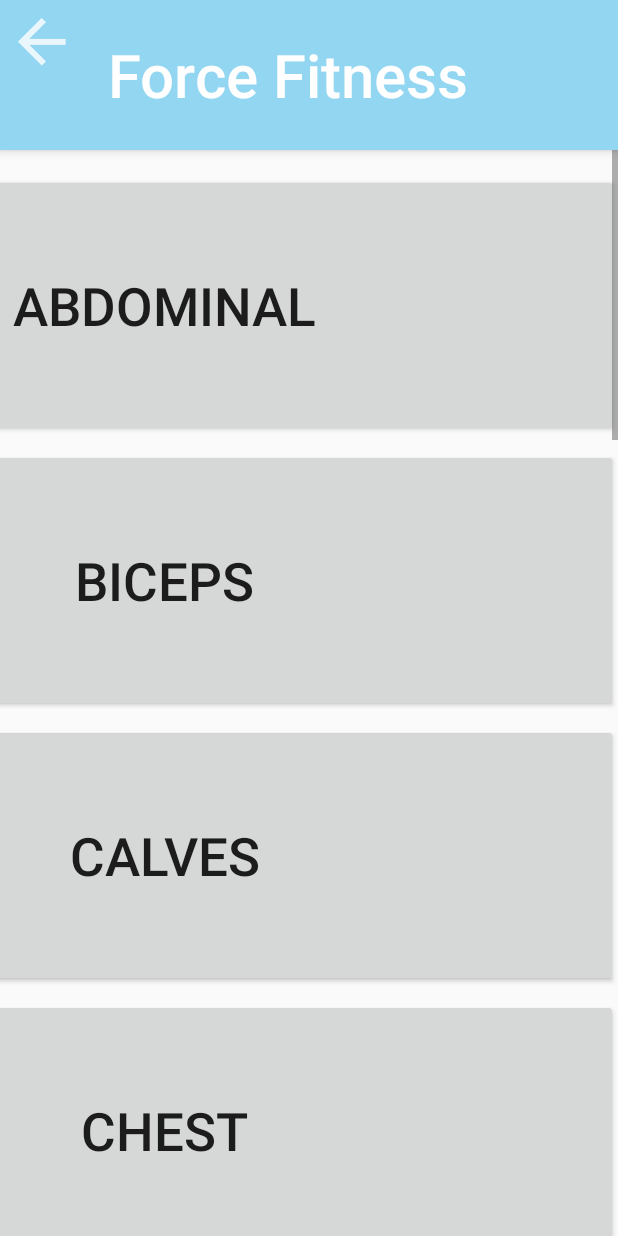
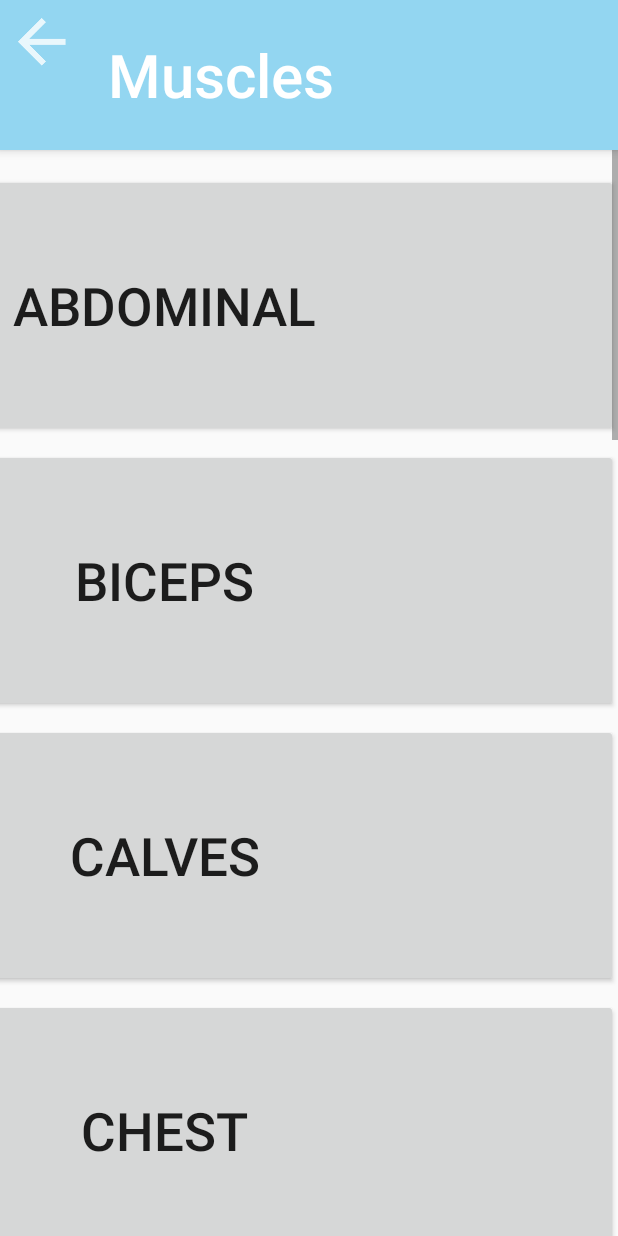
Before and after one commit to Jeremylol/ForceFitness, an Android app: the MuscleActivity screen opened directly, with no data from a screen before it, on a phone screen of 412 x 824 dp. Run offline under Robolectric (Android 15) with nearby library versions, the phone set to English and light mode, and no system bars.

Commit message:
Update- Jeremy

```diff
--- a/app/src/main/java/org/staysee/forcefitness/MuscleActivity.java
+++ b/app/src/main/java/org/staysee/forcefitness/MuscleActivity.java
@@ -7,12 +7,11 @@ import android.view.MenuItem;
 
 public class MuscleActivity extends AppCompatActivity {
 
-
     @Override
     protected void onCreate(Bundle savedInstanceState) {
         super.onCreate(savedInstanceState);
         setContentView(R.layout.activity_muscle);
-        Toolbar myToolbar = (Toolbar) findViewById(R.id.my_toolbar);
+        Toolbar myToolbar = (Toolbar) findViewById(R.id.my_toolbar_muscle);
         setSupportActionBar(myToolbar);
 
         if (getSupportActionBar() != null) {
--- a/app/src/main/res/layout/activity_muscle.xml
+++ b/app/src/main/res/layout/activity_muscle.xml
@@ -8,10 +8,9 @@
     tools:context="org.staysee.forcefitness.MuscleActivity">
 
     <android.support.v7.widget.Toolbar
-        android:id="@+id/my_toolbar"
+        android:id="@+id/my_toolbar_muscle"
         android:layout_width="0dp"
         android:layout_height="100dp"
-        android:title="@string/muscles"
         android:layout_alignParentStart="true"
         android:layout_alignParentTop="true"
         android:background="@color/colorPrimary"
@@ -24,8 +23,8 @@
         app:popupTheme="@style/ThemeOverlay.AppCompat.Light"
         app:titleTextAppearance="@style/Toolbar.TitleText"
         app:titleTextColor="@color/colorWords"
+        app:title="@string/muscles"
         tools:targetApi="lollipop"
-        android:layout_marginTop="0dp"
         app:layout_constraintHorizontal_bias="0.0" />
 
     <ScrollView
@@ -56,7 +55,9 @@
                 android:layout_height="wrap_content"
                 android:id="@+id/guideline2"
                 app:layout_constraintGuide_begin="108dp"
-                android:orientation="horizontal" />
+                android:orientation="horizontal"
+                tools:layout_editor_absoluteY="133dp"
+                tools:layout_editor_absoluteX="0dp" />
 
             <Button
                 android:id="@+id/button0"
--- a/app/src/main/res/values/styles.xml
+++ b/app/src/main/res/values/styles.xml
@@ -8,7 +8,6 @@
 
     <style name="Toolbar.TitleText" parent="TextAppearance.Widget.AppCompat.Toolbar.Title">
         <item name="android:textSize">40sp</item>
-        <item name="android:text">center</item>
     </style>
 
 
```
